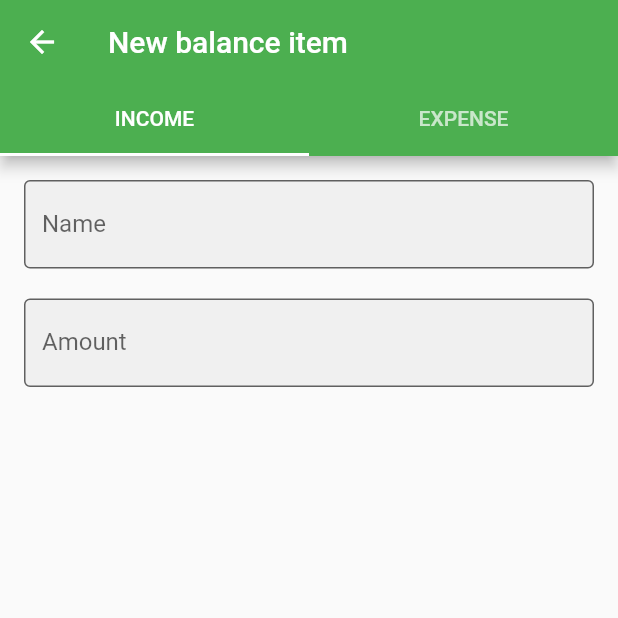
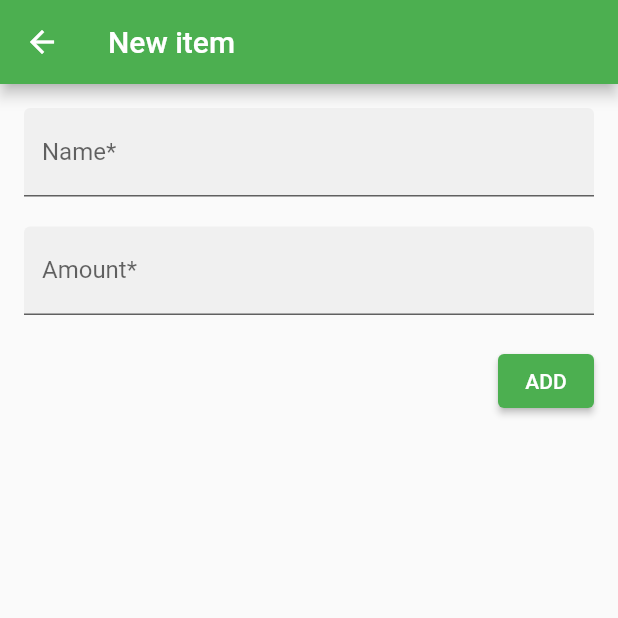
Before and after one commit to 2zqa/money_manager_flutter, a Flutter app: the NewBalanceItemRoute screen opened directly, on a phone screen of 412 x 824 dp, the top half of it. Run offline on Flutter 3.47's test engine with Material 2 defaults, Android fonts, the phone set to English and light mode, and no system bars; generated files the repository leaves out were written again.

Commit message:
Update new balance item form with validation

```diff
--- a/lib/l10n/app_nl.arb
+++ b/lib/l10n/app_nl.arb
@@ -5,5 +5,8 @@
   "newBalanceItemTitle": "Nieuw item",
   "balanceItemName": "Naam",
   "balanceItemAmount": "Hoeveelheid",
-  "addBalanceItem": "VOEG TOE"
+  "addBalanceItem": "VOEG TOE",
+  "incomeItemNamePlaceholder": "Salaris",
+  "requiredFieldError": "Dit is een vereist veld",
+  "balanceItemAmountError": "Vul alsjeblieft een geldige hoeveelheid geld in"
 }
--- a/lib/pages/new_balance_item.dart
+++ b/lib/pages/new_balance_item.dart
@@ -1,4 +1,6 @@
 import 'package:flutter/material.dart';
+import 'package:flutter_gen/gen_l10n/app_localizations.dart';
+import 'package:intl/intl.dart';
 
 class NewBalanceItemForm extends StatefulWidget {
   @override
@@ -7,34 +9,80 @@ class NewBalanceItemForm extends StatefulWidget {
   }
 }
 
-// Define a corresponding State class.
-// This class holds data related to the form.
 class NewBalanceItemFormState extends State<NewBalanceItemForm> {
   final _formKey = GlobalKey<FormState>();
 
+  String _getCurrency(String locale) =>
+      NumberFormat.compactSimpleCurrency(locale: locale).currencyName ?? "";
+
   @override
   Widget build(BuildContext context) {
-    return Padding(
-      padding: EdgeInsets.all(16), // TODO check material spec for padding
+    AppLocalizations? al = AppLocalizations.of(context);
+    String languageTag = Localizations.localeOf(context).toLanguageTag();
+    NumberFormat placeholderFormatter = NumberFormat("#,##0.00", languageTag);
+    // Use wrap so spacing is available
+    return Form(
+      key: _formKey,
       child: Wrap(
-        // Use wrap so spacing is available
         spacing: 20,
         runSpacing: 20,
         children: <Widget>[
+          // Name
           TextFormField(
-            decoration: const InputDecoration(
-              labelText: "Name",
+            validator: (value) {
+              if (value == null || value.trim().isEmpty) {
+                return al!.requiredFieldError;
+              }
+              return null;
+            },
+            decoration: InputDecoration(
+              labelText: al!.balanceItemName + "*",
+              hintText: al.expenseItemNamePlaceholder,
               filled: true,
-              border: OutlineInputBorder(),
+              border: UnderlineInputBorder(),
             ),
           ),
+          // Amount
           TextFormField(
+            validator: (value) {
+
+              // Null check
+              if (value == null || value.isEmpty) {
+                return al.requiredFieldError;
+              }
+
+              // Parse check
+              NumberFormat formatter =
+                  NumberFormat.currency(decimalDigits: 2, locale: languageTag);
+              try {
+                print(formatter.parse(value));
+              } on FormatException {
+                return al.balanceItemAmountError;
+              }
+
+              // Passed all checks, return null
+              return null;
+            },
             keyboardType: TextInputType.number,
-            decoration: const InputDecoration(
-              suffixText: "Euros",
+            decoration: InputDecoration(
+              labelText: AppLocalizations.of(context)!.balanceItemAmount + "*",
+              hintText: placeholderFormatter.format(0),
               filled: true,
-              border: OutlineInputBorder(),
-              labelText: "Amount",
+              border: UnderlineInputBorder(),
+              suffixText:
+                  _getCurrency(Localizations.localeOf(context).toLanguageTag()),
+            ),
+          ),
+          Align(
+            alignment: Alignment.centerRight,
+            child: ElevatedButton(
+              onPressed: () {
+                if (_formKey.currentState!.validate()) {
+                  print("Done!");
+                  Navigator.pop(context);
+                }
+              },
+              child: Text(AppLocalizations.of(context)!.addBalanceItem),
             ),
           ),
         ],
@@ -46,29 +94,13 @@ class NewBalanceItemFormState extends State<NewBalanceItemForm> {
 class NewBalanceItemRoute extends StatelessWidget {
   @override
   Widget build(BuildContext context) {
-    return DefaultTabController(
-      initialIndex: 0,
-      length: 2,
-      child: Scaffold(
-        appBar: AppBar(
-          title: Text("New balance item"),
-          bottom: const TabBar(
-            tabs: <Widget>[
-              Tab(
-                text: "INCOME",
-              ),
-              Tab(
-                text: "EXPENSE",
-              ),
-            ],
-          ),
-        ),
-        body: TabBarView(
-          children: <Widget>[
-            NewBalanceItemForm(),
-            NewBalanceItemForm(),
-          ],
-        ),
+    return Scaffold(
+      appBar: AppBar(
+        title: Text(AppLocalizations.of(context)!.newBalanceItemTitle),
+      ),
+      body: Padding(
+        padding: EdgeInsets.all(16),
+        child: NewBalanceItemForm(),
       ),
     );
   }
```
Also changed, not shown: lib/l10n/app_en.arb (+16 -1 lines).
